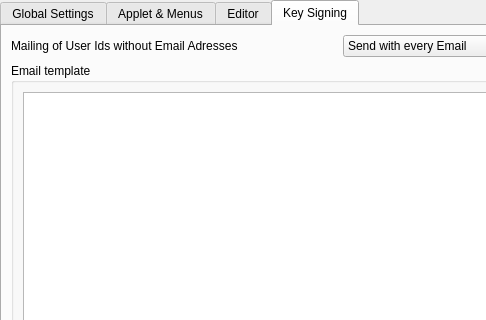
Before: the Qt Designer form conf_misc.ui in KDE/kgpg, drawn with Qt 5; both pictures show x 0 to 486 and y 0 to 320 of the 680 by 411 pixel window.
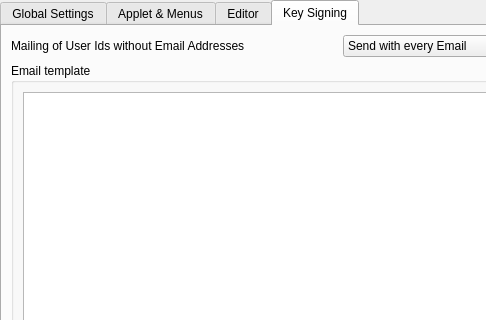
After: the same form once the commit is applied. The open tabs and pages were chosen to show the change. Custom widgets are drawn as their Qt base class.

Patch:
```diff
--- a/conf_misc.ui
+++ b/conf_misc.ui
@@ -314,7 +314,7 @@
             <string>Here you can define how User Ids that do not contain an email address (like Photo Ids) are sent to the key owner. You can choose to either send them with every other User Id you signed, only with the first Id you signed or to not send them at all.</string>
            </property>
            <property name="text">
-            <string>Mailing of User Ids without Email Adresses</string>
+            <string>Mailing of User Ids without Email Addresses</string>
            </property>
           </widget>
          </item>
```
